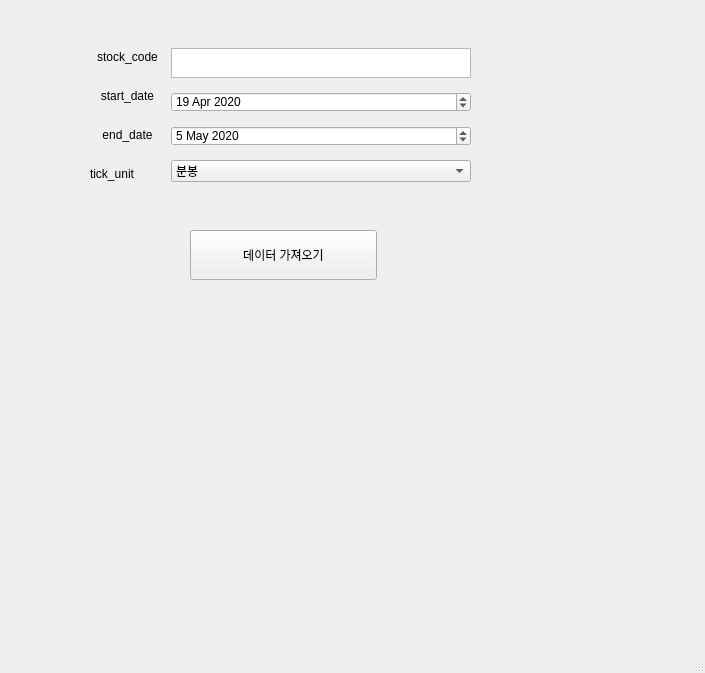
Lidit/trading_system, file ui/crawler.ui: the form before one commit.
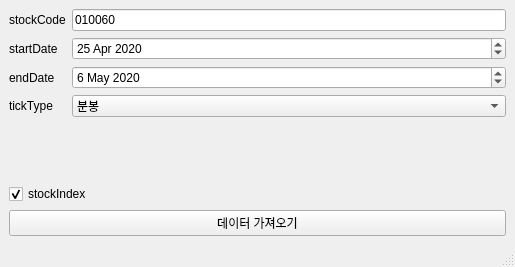
The form after the commit.

Patch:
```diff
--- a/ui/crawler.ui
+++ b/ui/crawler.ui
@@ -6,8 +6,8 @@
    <rect>
     <x>0</x>
     <y>0</y>
-    <width>705</width>
-    <height>673</height>
+    <width>515</width>
+    <height>267</height>
    </rect>
   </property>
   <property name="maximumSize">
@@ -26,129 +26,74 @@
      <height>16777215</height>
     </size>
    </property>
-   <widget class="QWidget" name="horizontalLayoutWidget">
-    <property name="geometry">
-     <rect>
-      <x>90</x>
-      <y>40</y>
-      <width>381</width>
-      <height>150</height>
-     </rect>
-    </property>
-    <layout class="QHBoxLayout" name="horizontalLayout">
-     <item>
-      <layout class="QVBoxLayout" name="verticalLayout_7">
-       <item>
-        <widget class="QLabel" name="stock_code_label_3">
-         <property name="maximumSize">
-          <size>
-           <width>300</width>
-           <height>50</height>
-          </size>
-         </property>
+   <layout class="QGridLayout" name="gridLayout">
+    <item row="0" column="0">
+     <layout class="QFormLayout" name="formLayout">
+      <item row="0" column="0">
+       <widget class="QLabel" name="stockCodeLabel">
          <property name="text">
-          <string>stock_code</string>
-         </property>
-         <property name="alignment">
-          <set>Qt::AlignCenter</set>
-         </property>
-        </widget>
-       </item>
-       <item>
-        <widget class="QLabel" name="start_date_label_3">
-         <property name="maximumSize">
-          <size>
-           <width>300</width>
-           <height>50</height>
-          </size>
-         </property>
+         <string>stockCode</string>
+        </property>
+       </widget>
+      </item>
+      <item row="0" column="1">
+       <widget class="QLineEdit" name="stockCodeLineEdit">
          <property name="text">
-          <string>start_date</string>
-         </property>
-         <property name="alignment">
-          <set>Qt::AlignCenter</set>
-         </property>
-        </widget>
-       </item>
-       <item>
-        <widget class="QLabel" name="end_date_label_3">
-         <property name="maximumSize">
-          <size>
-           <width>300</width>
-           <height>50</height>
-          </size>
-         </property>
+         <string>010060</string>
+        </property>
+       </widget>
+      </item>
+      <item row="1" column="0">
+       <widget class="QLabel" name="startDateLabel">
          <property name="text">
-          <string>end_date</string>
-         </property>
-         <property name="alignment">
-          <set>Qt::AlignCenter</set>
-         </property>
-        </widget>
-       </item>
-       <item>
-        <widget class="QLabel" name="label">
-         <property name="text">
-          <string>tick_unit</string>
-         </property>
-        </widget>
-       </item>
-      </layout>
-     </item>
-     <item>
-      <layout class="QVBoxLayout" name="verticalLayout_8">
-       <item>
-        <widget class="QPlainTextEdit" name="stockCodePlainTextEdit">
-         <property name="maximumSize">
-          <size>
-           <width>300</width>
-           <height>30</height>
-          </size>
-         </property>
-        </widget>
-       </item>
-       <item>
-        <widget class="QDateEdit" name="startDate">
-         <property name="maximumSize">
-          <size>
-           <width>300</width>
-           <height>20</height>
-          </size>
-         </property>
+         <string>startDate</string>
+        </property>
+       </widget>
+      </item>
+      <item row="1" column="1">
+       <widget class="QDateEdit" name="startDateDateEdit">
          <property name="dateTime">
           <datetime>
-           <hour>0</hour>
+          <hour>9</hour>
            <minute>0</minute>
            <second>0</second>
            <year>2020</year>
            <month>4</month>
-           <day>19</day>
+          <day>25</day>
           </datetime>
          </property>
         </widget>
        </item>
-       <item>
-        <widget class="QDateEdit" name="endDate">
-         <property name="maximumSize">
-          <size>
-           <width>300</width>
-           <height>20</height>
-          </size>
-         </property>
+      <item row="2" column="0">
+       <widget class="QLabel" name="endDateLabel">
+        <property name="text">
+         <string>endDate</string>
+        </property>
+       </widget>
+      </item>
+      <item row="2" column="1">
+       <widget class="QDateEdit" name="endDateDateEdit">
          <property name="dateTime">
           <datetime>
-           <hour>12</hour>
-           <minute>0</minute>
+          <hour>15</hour>
+          <minute>30</minute>
            <second>0</second>
            <year>2020</year>
            <month>5</month>
-           <day>5</day>
+          <day>6</day>
           </datetime>
          </property>
         </widget>
        </item>
-       <item>
-        <widget class="QComboBox" name="tickComboBox">
+      <item row="3" column="0">
+       <widget class="QLabel" name="tickTypeLabel">
+        <property name="text">
+         <string>tickType</string>
+        </property>
+       </widget>
+      </item>
+      <item row="3" column="1">
+       <widget class="QComboBox" name="tickTypeComboBox">
          <item>
           <property name="text">
            <string>분봉</string>
@@ -163,21 +108,24 @@
        </item>
       </layout>
      </item>
-    </layout>
-   </widget>
+    <item row="2" column="0">
    <widget class="QPushButton" name="getStockDataButton">
-    <property name="geometry">
-     <rect>
-      <x>190</x>
-      <y>230</y>
-      <width>187</width>
-      <height>50</height>
-     </rect>
-    </property>
     <property name="text">
      <string>데이터 가져오기</string>
     </property>
    </widget>
+    </item>
+    <item row="1" column="0">
+     <widget class="QCheckBox" name="checkBox">
+      <property name="text">
+       <string>stockIndex</string>
+      </property>
+      <property name="checked">
+       <bool>true</bool>
+      </property>
+     </widget>
+    </item>
+   </layout>
   </widget>
   <widget class="QMenuBar" name="menubar">
    <property name="geometry">
```
Left out of the diff: 4 changed lines with no effect on the pictures. Lines whose indentation alone changed are shown as unchanged.
